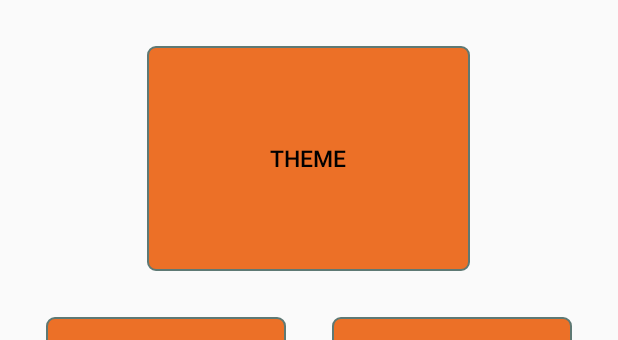
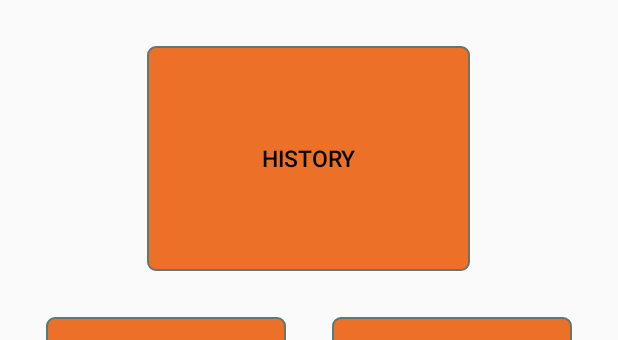
Before and after one commit to ryanratliffe/SummerProjectApp, an Android app: the layout history_menu.xml on its own in the app's theme, with its tools: preview values and no code run, on a phone screen of 412 x 824 dp. Shown: the top 340 px of the screen. Run offline under Robolectric (Android 15) with nearby library versions, the phone set to English and light mode, and no system bars.

```diff
--- a/app/src/main/java/com/summerproject/test20app/ui/home/history_menu.java
+++ b/app/src/main/java/com/summerproject/test20app/ui/home/history_menu.java
@@ -1,5 +1,4 @@
 package com.summerproject.test20app.ui.home;
-import android.app.Fragment;
 import android.os.Bundle;
 import android.view.LayoutInflater;
 import android.view.View;
--- a/app/src/main/res/layout/history_menu.xml
+++ b/app/src/main/res/layout/history_menu.xml
@@ -42,7 +42,7 @@
                 android:layout_marginBottom="@dimen/button_vertical_margin"
                 android:layout_weight="1"
                 android:background="@drawable/mybutton"
-                android:text="@string/theme"
+                android:text="history"
                 android:textColor="@color/awesomeBlack"
                 android:textSize="15sp"
                 app:rippleColor="#33AAAAAA"
```
